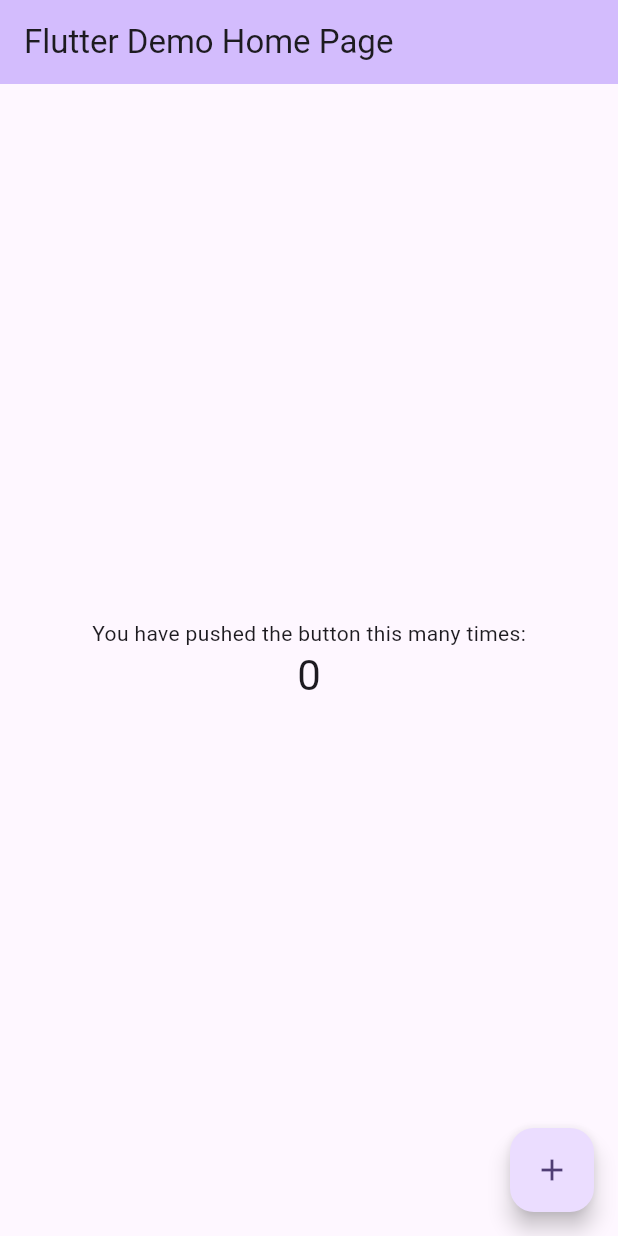
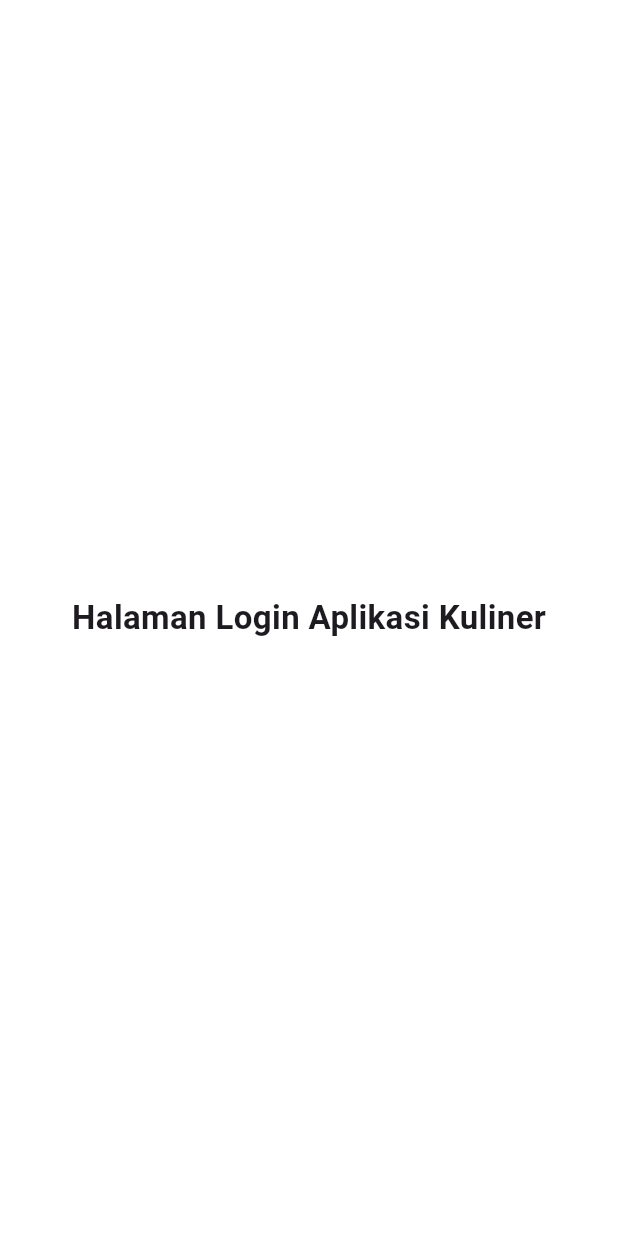
Before and after one commit to tasyakittyav1452-cell/pas_kuliner, a Flutter app: the screen it shows after launch, on a phone screen of 412 x 824 dp. Run offline on Flutter 3.47's test engine with Material 3 defaults, Android fonts, the phone set to English and light mode, and no system bars.

Commit message:
Membuat struktur awal aplikasi Flutter

```diff
--- a/lib/main.dart
+++ b/lib/main.dart
@@ -1,4 +1,5 @@
 import 'package:flutter/material.dart';
+import 'pages/login_page.dart';
 
 void main() {
   runApp(const MyApp());
@@ -7,116 +8,17 @@ void main() {
 class MyApp extends StatelessWidget {
   const MyApp({super.key});
 
-  // This widget is the root of your application.
   @override
   Widget build(BuildContext context) {
     return MaterialApp(
-      title: 'Flutter Demo',
+      debugShowCheckedModeBanner: false,
+      title: 'Aplikasi Kuliner',
       theme: ThemeData(
-        // This is the theme of your application.
-        //
-        // TRY THIS: Try running your application with "flutter run". You'll see
-        // the application has a purple toolbar. Then, without quitting the app,
-        // try changing the seedColor in the colorScheme below to Colors.green
-        // and then invoke "hot reload" (save your changes or press the "hot
-        // reload" button in a Flutter-supported IDE, or press "r" if you used
-        // the command line to start the app).
-        //
-        // Notice that the counter didn't reset back to zero; the application
-        // state is not lost during the reload. To reset the state, use hot
-        // restart instead.
-        //
-        // This works for code too, not just values: Most code changes can be
-        // tested with just a hot reload.
-        colorScheme: .fromSeed(seedColor: Colors.deepPurple),
+        primarySwatch: Colors.orange,
+        scaffoldBackgroundColor: Colors.white,
+        useMaterial3: true,
       ),
-      home: const MyHomePage(title: 'Flutter Demo Home Page'),
+      home: const LoginPage(),
     );
   }
 }
-
-class MyHomePage extends StatefulWidget {
-  const MyHomePage({super.key, required this.title});
-
-  // This widget is the home page of your application. It is stateful, meaning
-  // that it has a State object (defined below) that contains fields that affect
-  // how it looks.
-
-  // This class is the configuration for the state. It holds the values (in this
-  // case the title) provided by the parent (in this case the App widget) and
-  // used by the build method of the State. Fields in a Widget subclass are
-  // always marked "final".
-
-  final String title;
-
-  @override
-  State<MyHomePage> createState() => _MyHomePageState();
-}
-
-class _MyHomePageState extends State<MyHomePage> {
-  int _counter = 0;
-
-  void _incrementCounter() {
-    setState(() {
-      // This call to setState tells the Flutter framework that something has
-      // changed in this State, which causes it to rerun the build method below
-      // so that the display can reflect the updated values. If we changed
-      // _counter without calling setState(), then the build method would not be
-      // called again, and so nothing would appear to happen.
-      _counter++;
-    });
-  }
-
-  @override
-  Widget build(BuildContext context) {
-    // This method is rerun every time setState is called, for instance as done
-    // by the _incrementCounter method above.
-    //
-    // The Flutter framework has been optimized to make rerunning build methods
-    // fast, so that you can just rebuild anything that needs updating rather
-    // than having to individually change instances of widgets.
-    return Scaffold(
-      appBar: AppBar(
-        // TRY THIS: Try changing the color here to a specific color (to
-        // Colors.amber, perhaps?) and trigger a hot reload to see the AppBar
-        // change color while the other colors stay the same.
-        backgroundColor: Theme.of(context).colorScheme.inversePrimary,
-        // Here we take the value from the MyHomePage object that was created by
-        // the App.build method, and use it to set our appbar title.
-        title: Text(widget.title),
-      ),
-      body: Center(
-        // Center is a layout widget. It takes a single child and positions it
-        // in the middle of the parent.
-        child: Column(
-          // Column is also a layout widget. It takes a list of children and
-          // arranges them vertically. By default, it sizes itself to fit its
-          // children horizontally, and tries to be as tall as its parent.
-          //
-          // Column has various properties to control how it sizes itself and
-          // how it positions its children. Here we use mainAxisAlignment to
-          // center the children vertically; the main axis here is the vertical
-          // axis because Columns are vertical (the cross axis would be
-          // horizontal).
-          //
-          // TRY THIS: Invoke "debug painting" (choose the "Toggle Debug Paint"
-          // action in the IDE, or press "p" in the console), to see the
-          // wireframe for each widget.
-          mainAxisAlignment: .center,
-          children: [
-            const Text('You have pushed the button this many times:'),
-            Text(
-              '$_counter',
-              style: Theme.of(context).textTheme.headlineMedium,
-            ),
-          ],
-        ),
-      ),
-      floatingActionButton: FloatingActionButton(
-        onPressed: _incrementCounter,
-        tooltip: 'Increment',
-        child: const Icon(Icons.add),
-      ),
-    );
-  }
-}
--- a/lib/pages/login_page.dart
+++ b/lib/pages/login_page.dart
@@ -0,0 +1,20 @@
+import 'package:flutter/material.dart';
+
+class LoginPage extends StatelessWidget {
+  const LoginPage({super.key});
+
+  @override
+  Widget build(BuildContext context) {
+    return Scaffold(
+      body: Center(
+        child: Text(
+          'Halaman Login Aplikasi Kuliner',
+          style: TextStyle(
+            fontSize: 22,
+            fontWeight: FontWeight.bold,
+          ),
+        ),
+      ),
+    );
+  }
+}
```
